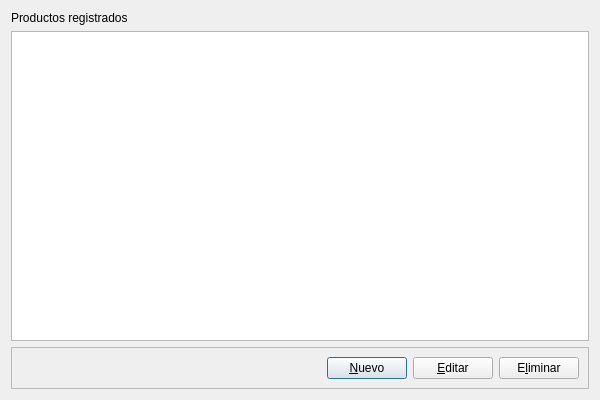
Old version of the form nostro/admin_productos/admin_producto.ui in the repository manuell12/CafeNostro.
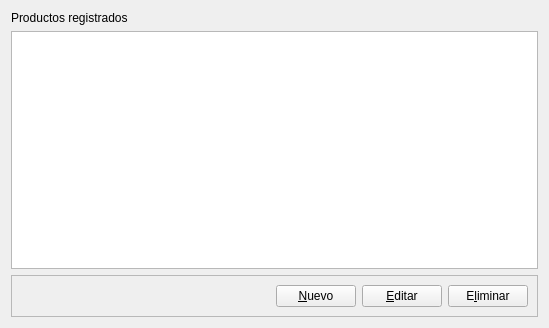
New version of the form.

Commit message: Cambios realizados: -> Foco de los formularios. Ahora el tab funciona para nevgar. -> Pregunta antes de eliminar algún producto o usuario. -> Las ventanas principales ahora se muestran en un mimo frame, los formularios se siguen mostrando en ventana externa. -> Import realizados como indico el profesor en la última reunión. Los cuales deben de funcionar en todos los pc.

```diff
--- a/nostro/admin_productos/admin_producto.ui
+++ b/nostro/admin_productos/admin_producto.ui
@@ -1,21 +1,15 @@
 <?xml version="1.0" encoding="UTF-8"?>
 <ui version="4.0">
  <class>AdminProductos</class>
- <widget class="QDialog" name="AdminProductos">
+ <widget class="QWidget" name="AdminProductos">
   <property name="geometry">
    <rect>
     <x>0</x>
     <y>0</y>
-    <width>600</width>
-    <height>400</height>
+    <width>549</width>
+    <height>328</height>
    </rect>
   </property>
-  <property name="maximumSize">
-   <size>
-    <width>600</width>
-    <height>400</height>
-   </size>
-  </property>
   <property name="windowTitle">
    <string>Lista de Usuarios</string>
   </property>
@@ -47,9 +41,15 @@
      <property name="selectionBehavior">
       <enum>QAbstractItemView::SelectRows</enum>
      </property>
+     <property name="sortingEnabled">
+      <bool>true</bool>
+     </property>
      <attribute name="horizontalHeaderMinimumSectionSize">
       <number>20</number>
      </attribute>
+     <attribute name="verticalHeaderVisible">
+      <bool>false</bool>
+     </attribute>
     </widget>
    </item>
    <item>
```
Left out of the diff: 2 changed lines with no effect on the pictures. The commit also changes 16 other files.
